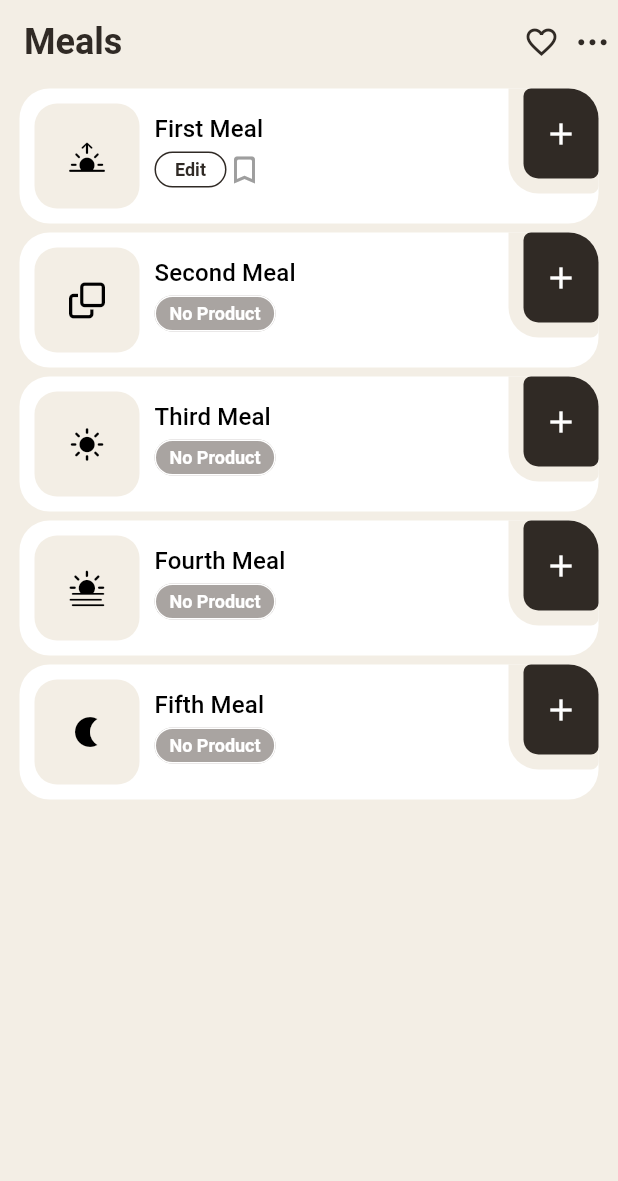
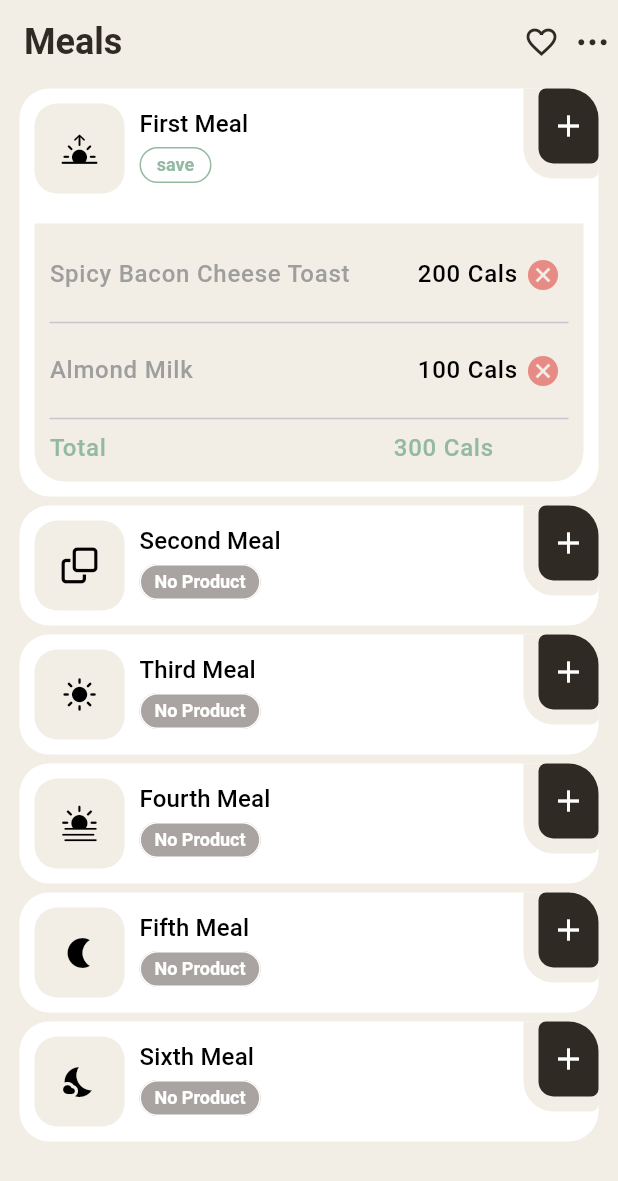
Before and after one commit to talhanaeem347/meal_Task, a Flutter app: the screen it shows after launch, after a tap on "Edit", on a phone screen of 412 x 824 dp. Shown: the top 1181 px of the screen. Run offline on Flutter 3.47's test engine with Material 3 defaults, Android fonts, the phone set to English and light mode, and no system bars; our stand-ins replace bloc, equatable, flutter_bloc, font_awesome_flutter; Roboto replaces fonts that are missing (inter).

Commit message:
state managed

```diff
--- /dev/null
+++ b/lib/bloc/meal_bloc/meal_bloc.dart
@@ -0,0 +1,39 @@
+import 'dart:async';
+
+import 'package:bloc/bloc.dart';
+import 'package:equatable/equatable.dart';
+import 'package:flutter/cupertino.dart';
+import 'package:font_awesome_flutter/font_awesome_flutter.dart';
+import 'package:meal_task/utils/exports.dart';
+
+part 'meal_event.dart';
+part 'meal_state.dart';
+
+class MealBloc extends Bloc<MealEvent, MealState> {
+  MealBloc() : super(MealState.initial()) {
+    on<AddProduct>(_mapAddProductToState);
+    on<RemoveProduct>(_mapRemoveProductToState);
+  }
+
+  FutureOr<void> _mapAddProductToState(
+      AddProduct event, Emitter<MealState> emit) {
+    int index =
+        state.meals.indexWhere((element) => element['name'] == event.name);
+    Map<String, dynamic> product = {
+      'name': 'Fresh Mango juice',
+      'calories': 150,
+    };
+    state.meals[index]['products'].add(product);
+    emit(state.copyWith(meals: state.meals, productAdded: true));
+    emit(state.copyWith(meals: state.meals, productAdded: false));
+  }
+
+  FutureOr<void> _mapRemoveProductToState(
+      RemoveProduct event, Emitter<MealState> emit) {
+    int index =
+        state.meals.indexWhere((element) => element['name'] == event.name);
+    (state.meals[index]['products'] as List).removeAt(event.index);
+    emit(state.copyWith(meals: state.meals, productRemoved: true));
+    emit(state.copyWith(meals: state.meals, productRemoved: false));
+  }
+}
--- /dev/null
+++ b/lib/bloc/meal_bloc/meal_event.dart
@@ -0,0 +1,27 @@
+part of 'meal_bloc.dart';
+
+sealed class MealEvent extends Equatable {
+  const MealEvent();
+
+  @override
+  List<Object> get props => [];
+}
+
+class AddProduct extends MealEvent {
+  final String name;
+
+  const AddProduct(this.name);
+
+  @override
+  List<Object> get props => [name];
+}
+
+class RemoveProduct extends MealEvent {
+  final String name;
+  final int index;
+
+  const RemoveProduct(this.name, this.index);
+
+  @override
+  List<Object> get props => [name, index];
+}
--- /dev/null
+++ b/lib/bloc/meal_bloc/meal_state.dart
@@ -0,0 +1,59 @@
+part of 'meal_bloc.dart';
+
+class MealState {
+  List<Map<String, dynamic>> _meals = [];
+
+  MealState(
+      {required List<Map<String, dynamic>> meals,
+      this.productAdded = false,
+      this.productRemoved = false}) {
+    _meals = meals;
+  }
+
+  List<Map<String, dynamic>> get meals => _meals;
+
+  bool productAdded = false;
+  bool productRemoved = false;
+
+  MealState.initial() {
+    _meals = [
+      {
+        'name': 'First Meal',
+        'icon': CupertinoIcons.sunrise_fill,
+        'products': <Map<String,dynamic>>[
+          {
+            'name': 'Spicy Bacon Cheese Toast',
+            'calories': 200,
+          },
+          {
+            'name': 'Almond Milk',
+            'calories': 100,
+          }
+        ]
+      },
+      {'name': 'Second Meal', 'icon': FontAwesomeIcons.clone, 'products': <Map<String,dynamic>>[]},
+      {
+        'name': 'Third Meal',
+        'icon': CupertinoIcons.sun_max_fill,
+        'products': <Map<String,dynamic>>[]
+      },
+      {
+        'name': 'Fourth Meal',
+        'icon': CupertinoIcons.sun_haze_fill,
+        'products': <Map<String,dynamic>>[]
+      },
+      {'name': 'Fifth Meal', 'icon': Icons.nightlight, 'products': <Map<String,dynamic>>[]},
+      {'name': 'Sixth Meal', 'icon': Icons.nights_stay, 'products': <Map<String,dynamic>>[]}
+    ];
+  }
+
+  MealState copyWith(
+      {List<Map<String, dynamic>>? meals,
+      bool? productAdded,
+      bool? productRemoved}) {
+    return MealState(
+        meals: meals ?? this.meals,
+        productAdded: productAdded ?? this.productAdded,
+        productRemoved: productRemoved ?? this.productRemoved);
+  }
+}
--- a/lib/main.dart
+++ b/lib/main.dart
@@ -1,9 +1,17 @@
 import 'package:flutter/material.dart';
+import 'package:flutter_bloc/flutter_bloc.dart';
+import 'package:meal_task/bloc/bloc_observer.dart';
+import 'package:meal_task/bloc/meal_bloc/meal_bloc.dart';
 import 'package:meal_task/utils/theme/theme.dart';
 import 'package:meal_task/views/home/view.dart';
 
 void main() {
-  runApp(const MyApp());
+  Bloc.observer = MyBlockObserver();
+  runApp(MultiBlocProvider(providers: <BlocProvider>[
+    BlocProvider<MealBloc>(
+      create: (_) => MealBloc(),
+    )
+  ], child: const MyApp()));
 }
 
 class MyApp extends StatelessWidget {
@@ -16,6 +24,7 @@ class MyApp extends StatelessWidget {
       title: 'Meal Task',
       theme: AppTheme.lightTheme,
       home: HomePage(),
+
     );
   }
 }
--- a/lib/views/home/view.dart
+++ b/lib/views/home/view.dart
@@ -1,45 +1,18 @@
+import 'dart:developer';
 import 'package:flutter/cupertino.dart';
-import 'package:font_awesome_flutter/font_awesome_flutter.dart';
+import 'package:flutter_bloc/flutter_bloc.dart';
+import 'package:meal_task/bloc/meal_bloc/meal_bloc.dart';
 import 'package:meal_task/utils/exports.dart';
 
 class HomePage extends StatelessWidget {
-  HomePage({super.key});
-
-  final List<Map<String, dynamic>> meals = [
-    {
-      'name': 'First Meal',
-      'icon': CupertinoIcons.sunrise_fill,
-      'meals': [
-        {
-          'name': 'Spicy Bacon Cheese Toast',
-          'calories': 200,
-        },
-        {
-          'name': 'Almond Milk',
-          'calories': 100,
-        }
-      ]
-    },
-    {
-      'name': 'Second Meal',
-      'icon': FontAwesomeIcons.clone,
-    },
-    {
-      'name': 'Third Meal',
-      'icon': CupertinoIcons.sun_max_fill,
-    },
-    {
-      'name': 'Fourth Meal',
-      'icon': CupertinoIcons.sun_haze_fill,
-    },
-    {
-      'name': 'Fifth Meal',
-      'icon': Icons.nightlight,
-    },
-  ];
+  const HomePage({super.key});
 
   @override
   Widget build(BuildContext context) {
+    return BlocBuilder<MealBloc, MealState>(
+      bloc: context.read<MealBloc>(),
+      builder: (context, state) {
+        log('build method called');
         return Scaffold(
             appBar: AppBar(
               title: const Text(
@@ -56,16 +29,27 @@ class HomePage extends StatelessWidget {
                 )
               ],
             ),
-        body: ListView.builder(
+            body: SingleChildScrollView(
+              child: Column(
+                children: [
+                  ListView.builder(
                     padding: const EdgeInsets.symmetric(horizontal: 10),
+                    physics: const NeverScrollableScrollPhysics(),
+
                     itemBuilder: (context, index) {
                       return MealDetailTile(
-              meal: meals[index],
+                        meal: state.meals[index],
                       );
                     },
+
                     shrinkWrap: true,
-          itemCount: 5,
+                    itemCount: state.meals.length,
+                  ),
+                ],
+              ),
             ));
+      },
+    );
   }
 }
 
@@ -79,14 +63,13 @@ class MealDetailTile extends StatefulWidget {
 }
 
 class _MealDetailTileState extends State<MealDetailTile> {
-  List<Map<String, dynamic>>? meals;
-  bool show = false;
+  late List<Map<String, dynamic>> products;
   bool isEditing = false;
 
   @override
   void initState() {
     super.initState();
-    meals = widget.meal['meals'] as List<Map<String, dynamic>>?;
+    products = widget.meal['products'] as List<Map<String, dynamic>>;
   }
 
   @override
@@ -101,33 +84,30 @@ class _MealDetailTileState extends State<MealDetailTile> {
         children: [
           MealTitleWidget(
             meal: widget.meal,
-            onAdd: () {
-              setState(() {
-                show = !show;
-              });
-            },
+
             button: Row(
               children: [
                 OutlinedButton(
                   style: OutlinedButton.styleFrom(
                     side: BorderSide(
-                      color: meals != null
+                      color: products.isNotEmpty
                           ? isEditing
                               ? AppColors.green
                               : AppColors.textBlack
                           : AppColors.textWhite,
                     ),
-                    backgroundColor:
-                        meals != null ? AppColors.textWhite : AppColors.gray,
-                    foregroundColor: meals != null
+                    backgroundColor: products.isNotEmpty
+                        ? AppColors.textWhite
+                        : AppColors.gray,
+                    foregroundColor: products.isNotEmpty
                         ? isEditing
                             ? AppColors.green
                             : AppColors.textBlack
                         : AppColors.textWhite,
                   ),
-                  onPressed: () {},
+                  onPressed: () => isEditing ? _saveMeal() : _editMeal(),
                   child: Text(
-                      meals != null
+                      products.isNotEmpty
                           ? isEditing
                               ? 'save'
                               : 'Edit'
@@ -137,7 +117,7 @@ class _MealDetailTileState extends State<MealDetailTile> {
                         applyHeightToLastDescent: false,
                       )),
                 ),
-                if (!isEditing && meals != null)
+                if (!isEditing && products.isNotEmpty)
                   const Icon(
                     Icons.bookmark_outline_rounded,
                     color: Colors.grey,
@@ -145,9 +125,8 @@ class _MealDetailTileState extends State<MealDetailTile> {
                   ),
               ],
             ),
-            // onButtonTap: () {},
           ),
-          if (show && meals != null)
+          if (products.isNotEmpty)
             Container(
               width: double.infinity,
               margin: const EdgeInsets.all(10),
@@ -168,16 +147,16 @@ class _MealDetailTileState extends State<MealDetailTile> {
                         children: [
                           Expanded(
                               child: Text(
-                            meals![index]['name'],
+                            products[index]['name'],
                             style: Theme.of(context)
                                 .textTheme
                                 .bodyLarge
                                 ?.copyWith(color: AppColors.textGrey),
                           )),
-                          Text('${meals![index]['calories']} Cals',
+                          Text('${products[index]['calories']} Cals',
                               style: Theme.of(context).textTheme.bodyLarge),
                           IconButton(
-                              onPressed: () {},
+                              onPressed: () => isEditing? context.read<MealBloc>().add(RemoveProduct(widget.meal['name'], index)): null,
                               icon: Icon(
                                 !isEditing
                                     ? Icons.arrow_circle_right_rounded
@@ -192,7 +171,8 @@ class _MealDetailTileState extends State<MealDetailTile> {
                     separatorBuilder: (context, index) {
                       return const Divider();
                     },
-                    itemCount: meals!.length,
+                    physics: const NeverScrollableScrollPhysics(),
+                    itemCount: products.length,
                     shrinkWrap: true,
                   ),
                   const Divider(),
@@ -205,7 +185,7 @@ class _MealDetailTileState extends State<MealDetailTile> {
                                   .textTheme
                                   .bodyLarge
                                   ?.copyWith(color: AppColors.green))),
-                      Text('${sumCalories(meals!)} Cals',
+                      Text('${sumCalories(products)} Cals',
                           style: Theme.of(context)
                               .textTheme
                               .bodyLarge
@@ -223,6 +203,18 @@ class _MealDetailTileState extends State<MealDetailTile> {
     );
   }
 
+  _editMeal() {
+    setState(() {
+      isEditing = true;
+    });
+  }
+
+  _saveMeal() {
+    setState(() {
+      isEditing = false;
+    });
+  }
+
   int sumCalories(List<Map<String, dynamic>> meals) {
     int totalCalories = 0;
     for (var meal in meals) {
@@ -234,25 +226,24 @@ class _MealDetailTileState extends State<MealDetailTile> {
 
 class MealTitleWidget extends StatelessWidget {
   final Map<String, dynamic> meal;
-  final VoidCallback onAdd;
   final Widget button;
 
   const MealTitleWidget({
     super.key,
     required this.meal,
-    required this.onAdd,
     required this.button,
   });
 
   @override
   Widget build(BuildContext context) {
+    log('row build method called');
     return Row(
       mainAxisAlignment: MainAxisAlignment.spaceBetween,
       crossAxisAlignment: CrossAxisAlignment.start,
       children: [
         Container(
-          width: 70,
-          height: 70,
+          width: 60,
+          height: 60,
           margin: const EdgeInsets.all(10),
           decoration: const BoxDecoration(
             borderRadius: BorderRadius.all(Radius.circular(15)),
@@ -270,7 +261,7 @@ class MealTitleWidget extends StatelessWidget {
             mainAxisAlignment: MainAxisAlignment.center,
             children: [
               const SizedBox(
-                height: 15,
+                height: 12,
               ),
               Text(
                 meal['name'] as String,
@@ -291,10 +282,10 @@ class MealTitleWidget extends StatelessWidget {
             ),
           ),
           child: InkWell(
-            onTap: () => onAdd(),
+            onTap: () => context.read<MealBloc>().add(AddProduct(meal['name'])),
             child: Container(
-                width: 50,
-                height: 60,
+                width: 40,
+                height: 50,
                 margin: const EdgeInsets.only(left: 10, bottom: 10),
                 decoration: const BoxDecoration(
                   borderRadius: BorderRadius.only(
--- a/pubspec.yaml
+++ b/pubspec.yaml
@@ -11,8 +11,11 @@ dependencies:
   flutter:
     sdk: flutter
 
-  cupertino_icons: ^1.0.6
+  cupertino_icons: ^1.0.8
   font_awesome_flutter: ^10.7.0
+  bloc: ^8.1.4
+  flutter_bloc: ^8.1.5
+  equatable: ^2.0.5
 
 dev_dependencies:
   flutter_test:
```
Also changed, not shown: lib/bloc/bloc_observer.dart (added, +34 -0 lines), pubspec.lock. Lines whose indentation alone changed are shown as unchanged.
